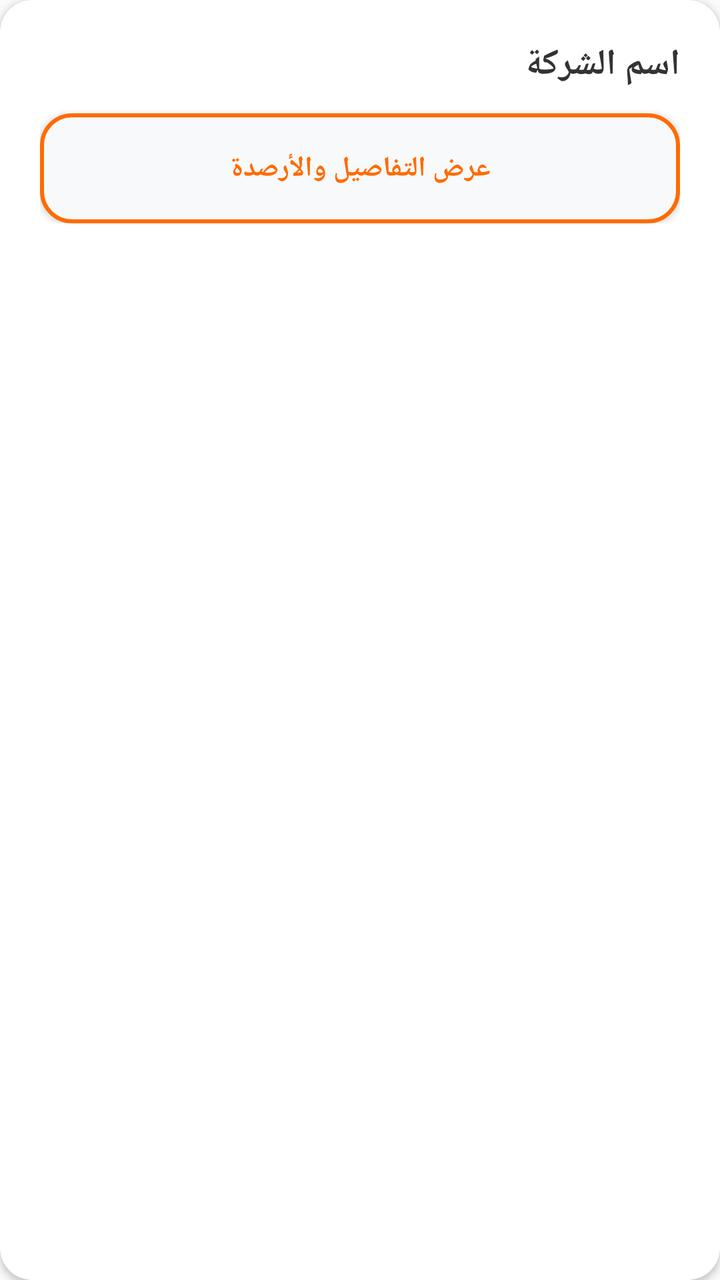
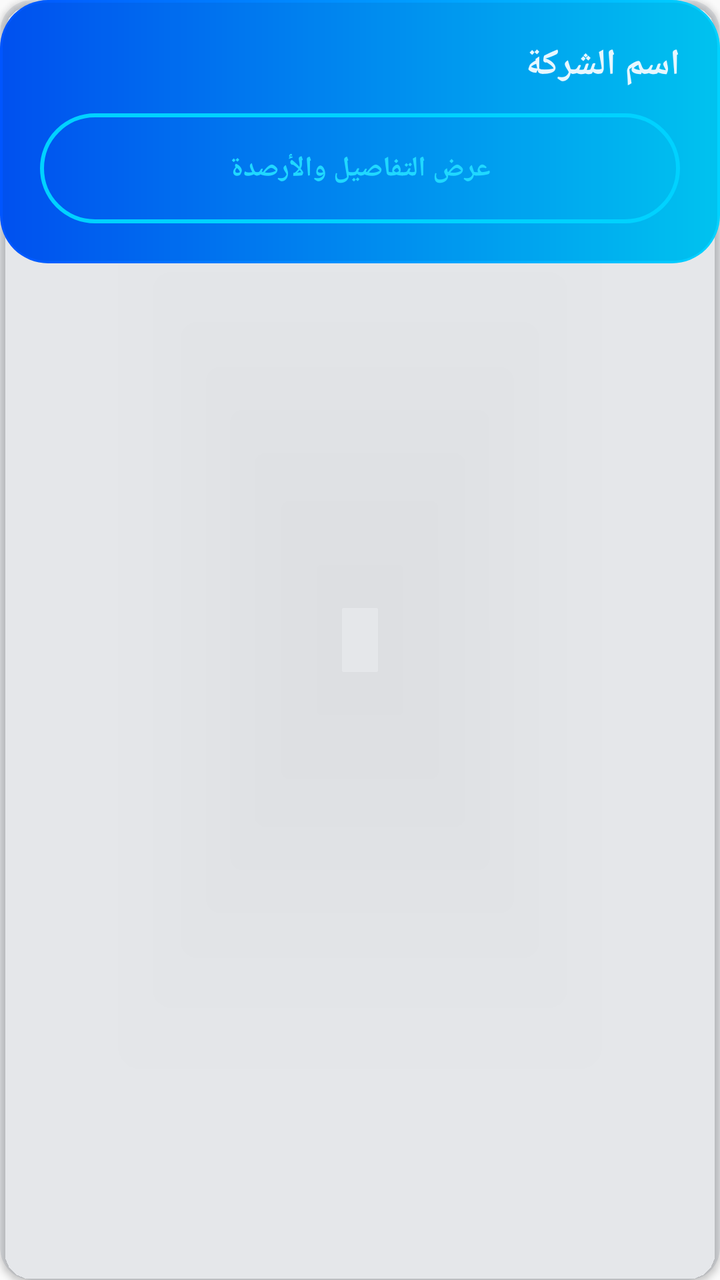

The first picture is an Android layout as it rendered before a commit; the second is the same layout after the commit. The layout source and the unified diff follow.
<!-- AndroidManifest.xml: application theme Theme.TransferApp -->
<!-- res/layout/item_company.xml -->
﻿<?xml version="1.0" encoding="utf-8"?><androidx.cardview.widget.CardView xmlns:android="http://schemas.android.com/apk/res/android" xmlns:app="http://schemas.android.com/apk/res-auto" android:layout_width="match_parent" android:layout_height="wrap_content" android:layout_marginVertical="8dp" android:layout_marginHorizontal="2dp" app:cardCornerRadius="16dp" app:cardElevation="2dp" app:cardBackgroundColor="@color/colorSurface"><LinearLayout android:layout_width="match_parent" android:layout_height="wrap_content" android:orientation="vertical" android:padding="20dp"><TextView android:id="@+id/tv_comp_name" android:layout_width="match_parent" android:layout_height="wrap_content" android:text="اسم الشركة" android:textSize="18sp" android:textStyle="bold" android:textColor="@color/colorTextPrimary" android:layout_marginBottom="12dp"/><androidx.appcompat.widget.AppCompatButton android:id="@+id/btn_comp_toggle" android:layout_width="match_parent" android:layout_height="55dp" android:text="عرض التفاصيل والأرصدة" android:textSize="14sp" android:textStyle="bold" android:background="@drawable/bg_btn_outline" android:textColor="@color/colorPrimary" /><LinearLayout android:id="@+id/layout_comp_details" android:layout_width="match_parent" android:layout_height="wrap_content" android:orientation="vertical" android:visibility="gone" android:layout_marginTop="16dp"><View android:layout_width="match_parent" android:layout_height="1dp" android:background="@color/colorDivider" android:layout_marginBottom="16dp"/><LinearLayout android:layout_width="match_parent" android:layout_height="wrap_content" android:orientation="horizontal" android:weightSum="2" android:layout_marginBottom="16dp"><LinearLayout android:layout_width="0dp" android:layout_weight="1" android:layout_height="wrap_content" android:orientation="vertical" android:gravity="center"><TextView android:layout_width="wrap_content" android:layout_height="wrap_content" android:text="الرصيد المتاح" android:textSize="14sp" android:textColor="@color/colorTextSecondary"/><TextView android:id="@+id/tv_comp_balance" android:layout_width="wrap_content" android:layout_height="wrap_content" android:text="0" android:textSize="18sp" android:textStyle="bold" android:textColor="@color/colorSuccess" android:layout_marginTop="4dp"/></LinearLayout><View android:layout_width="1dp" android:layout_height="match_parent" android:background="@color/colorDivider"/><LinearLayout android:layout_width="0dp" android:layout_weight="1" android:layout_height="wrap_content" android:orientation="vertical" android:gravity="center"><TextView android:layout_width="wrap_content" android:layout_height="wrap_content" android:text="الذمة المالية (لنا/علينا)" android:textSize="14sp" android:textColor="@color/colorTextSecondary"/><TextView android:id="@+id/tv_comp_debt" android:layout_width="wrap_content" android:layout_height="wrap_content" android:text="0" android:textSize="18sp" android:textStyle="bold" android:textColor="@color/colorDanger" android:layout_marginTop="4dp"/></LinearLayout></LinearLayout><androidx.appcompat.widget.AppCompatButton android:id="@+id/btn_comp_charge" android:layout_width="match_parent" android:layout_height="55dp" android:text="شحن رصيد" android:textSize="14sp" android:textStyle="bold" android:background="@drawable/bg_rounded_orange" android:textColor="@color/colorTextOnPrimary" android:layout_marginBottom="12dp"/><androidx.appcompat.widget.AppCompatButton android:id="@+id/btn_comp_pay" android:layout_width="match_parent" android:layout_height="55dp" android:text="تسديد دفعة للشركة" android:textSize="14sp" android:textStyle="bold" android:background="@drawable/bg_btn_outline" android:textColor="@color/colorPrimary" android:layout_marginBottom="12dp"/><androidx.appcompat.widget.AppCompatButton android:id="@+id/btn_comp_report" android:layout_width="match_parent" android:layout_height="55dp" android:text="تقرير المبيعات" android:textSize="14sp" android:textStyle="bold" android:background="@drawable/bg_btn_outline" android:textColor="@color/colorPrimary" /></LinearLayout></LinearLayout></androidx.cardview.widget.CardView>
<!-- resources referenced by this layout -->
<resources>
  <color name="colorDanger">#D32F2F</color>
  <color name="colorDivider">#EEEEEE</color>
  <color name="colorPrimary">#FF6B00</color>
  <color name="colorSuccess">#388E3C</color>
  <color name="colorSurface">#FFFFFF</color>
  <color name="colorTextOnPrimary">#FFFFFF</color>
  <color name="colorTextPrimary">#333333</color>
  <color name="colorTextSecondary">#888888</color>
  <!-- drawable bg_btn_outline (drawable) -->
  ﻿<?xml version="1.0" encoding="utf-8"?><shape xmlns:android="http://schemas.android.com/apk/res/android" android:shape="rectangle"><solid android:color="@color/colorBackground" /><corners android:radius="15dp" /><stroke android:width="2dp" android:color="@color/colorPrimary" /></shape>
  <!-- drawable bg_rounded_orange (drawable) -->
  ﻿<?xml version="1.0" encoding="utf-8"?><shape xmlns:android="http://schemas.android.com/apk/res/android" android:shape="rectangle"><solid android:color="@color/colorPrimary" /><corners android:radius="15dp" /></shape>
  <style name="Theme.TransferApp" parent="Theme.AppCompat.DayNight.NoActionBar">
          <item name="colorPrimary">@color/colorPrimary</item>
          <item name="colorPrimaryDark">@color/colorPrimaryDark</item>
          <item name="colorAccent">@color/cyan</item>
          <item name="colorControlActivated">@color/cyan</item>
          <item name="android:statusBarColor">@color/background</item>
          <item name="android:navigationBarColor">@color/background</item>
          <item name="android:windowLightStatusBar">false</item>
          <item name="android:windowLightNavigationBar">false</item>
      </style>
  <color name="colorBackground">#F8F9FA</color>
  <color name="colorPrimaryDark">#E65100</color>
  <color name="cyan">#20D8FF</color>
  <color name="background">#020D1D</color>
</resources>

<!-- the commit's change to res/layout/item_company.xml (unified diff, before → after) -->
@@ -1 +1,153 @@
-﻿<?xml version="1.0" encoding="utf-8"?><androidx.cardview.widget.CardView xmlns:android="http://schemas.android.com/apk/res/android" xmlns:app="http://schemas.android.com/apk/res-auto" android:layout_width="match_parent" android:layout_height="wrap_content" android:layout_marginVertical="8dp" android:layout_marginHorizontal="2dp" app:cardCornerRadius="16dp" app:cardElevation="2dp" app:cardBackgroundColor="@color/colorSurface"><LinearLayout android:layout_width="match_parent" android:layout_height="wrap_content" android:orientation="vertical" android:padding="20dp"><TextView android:id="@+id/tv_comp_name" android:layout_width="match_parent" android:layout_height="wrap_content" android:text="اسم الشركة" android:textSize="18sp" android:textStyle="bold" android:textColor="@color/colorTextPrimary" android:layout_marginBottom="12dp"/><androidx.appcompat.widget.AppCompatButton android:id="@+id/btn_comp_toggle" android:layout_width="match_parent" android:layout_height="55dp" android:text="عرض التفاصيل والأرصدة" android:textSize="14sp" android:textStyle="bold" android:background="@drawable/bg_btn_outline" android:textColor="@color/colorPrimary" /><LinearLayout android:id="@+id/layout_comp_details" android:layout_width="match_parent" android:layout_height="wrap_content" android:orientation="vertical" android:visibility="gone" android:layout_marginTop="16dp"><View android:layout_width="match_parent" android:layout_height="1dp" android:background="@color/colorDivider" android:layout_marginBottom="16dp"/><LinearLayout android:layout_width="match_parent" android:layout_height="wrap_content" android:orientation="horizontal" android:weightSum="2" android:layout_marginBottom="16dp"><LinearLayout android:layout_width="0dp" android:layout_weight="1" android:layout_height="wrap_content" android:orientation="vertical" android:gravity="center"><TextView android:layout_width="wrap_content" android:layout_height="wrap_content" android:text="الرصيد المتاح" android:textSize="14sp" android:textColor="@color/colorTextSecondary"/><TextView android:id="@+id/tv_comp_balance" android:layout_width="wrap_content" android:layout_height="wrap_content" android:text="0" android:textSize="18sp" android:textStyle="bold" android:textColor="@color/colorSuccess" android:layout_marginTop="4dp"/></LinearLayout><View android:layout_width="1dp" android:layout_height="match_parent" android:background="@color/colorDivider"/><LinearLayout android:layout_width="0dp" android:layout_weight="1" android:layout_height="wrap_content" android:orientation="vertical" android:gravity="center"><TextView android:layout_width="wrap_content" android:layout_height="wrap_content" android:text="الذمة المالية (لنا/علينا)" android:textSize="14sp" android:textColor="@color/colorTextSecondary"/><TextView android:id="@+id/tv_comp_debt" android:layout_width="wrap_content" android:layout_height="wrap_content" android:text="0" android:textSize="18sp" android:textStyle="bold" android:textColor="@color/colorDanger" android:layout_marginTop="4dp"/></LinearLayout></LinearLayout><androidx.appcompat.widget.AppCompatButton android:id="@+id/btn_comp_charge" android:layout_width="match_parent" android:layout_height="55dp" android:text="شحن رصيد" android:textSize="14sp" android:textStyle="bold" android:background="@drawable/bg_rounded_orange" android:textColor="@color/colorTextOnPrimary" android:layout_marginBottom="12dp"/><androidx.appcompat.widget.AppCompatButton android:id="@+id/btn_comp_pay" android:layout_width="match_parent" android:layout_height="55dp" android:text="تسديد دفعة للشركة" android:textSize="14sp" android:textStyle="bold" android:background="@drawable/bg_btn_outline" android:textColor="@color/colorPrimary" android:layout_marginBottom="12dp"/><androidx.appcompat.widget.AppCompatButton android:id="@+id/btn_comp_report" android:layout_width="match_parent" android:layout_height="55dp" android:text="تقرير المبيعات" android:textSize="14sp" android:textStyle="bold" android:background="@drawable/bg_btn_outline" android:textColor="@color/colorPrimary" /></LinearLayout></LinearLayout></androidx.cardview.widget.CardView>
+<?xml version="1.0" encoding="utf-8"?>
+<androidx.cardview.widget.CardView xmlns:android="http://schemas.android.com/apk/res/android"
+    xmlns:app="http://schemas.android.com/apk/res-auto"
+    android:layout_width="match_parent"
+    android:layout_height="wrap_content"
+    android:layout_marginHorizontal="2dp"
+    android:layout_marginVertical="8dp"
+    app:cardBackgroundColor="@color/neon_glass_fill"
+    app:cardCornerRadius="16dp"
+    app:cardElevation="2dp">
+
+    <LinearLayout
+        android:layout_width="match_parent"
+        android:layout_height="wrap_content"
+        android:background="@drawable/bg_neon_glass_card"
+        android:orientation="vertical"
+        android:padding="20dp">
+
+        <TextView
+            android:id="@+id/tv_comp_name"
+            android:layout_width="match_parent"
+            android:layout_height="wrap_content"
+            android:layout_marginBottom="12dp"
+            android:text="اسم الشركة"
+            android:textColor="@color/neon_text"
+            android:textSize="18sp"
+            android:textStyle="bold" />
+
+        <androidx.appcompat.widget.AppCompatButton
+            android:id="@+id/btn_comp_toggle"
+            android:layout_width="match_parent"
+            android:layout_height="55dp"
+            android:background="@drawable/bg_neon_button_outline"
+            android:paddingHorizontal="16dp"
+            android:text="عرض التفاصيل والأرصدة"
+            android:textColor="@color/neon_cyan_bright"
+            android:textSize="14sp"
+            android:textStyle="bold" />
+
+        <LinearLayout
+            android:id="@+id/layout_comp_details"
+            android:layout_width="match_parent"
+            android:layout_height="wrap_content"
+            android:layout_marginTop="16dp"
+            android:orientation="vertical"
+            android:visibility="gone">
+
+            <View
+                android:layout_width="match_parent"
+                android:layout_height="1dp"
+                android:layout_marginBottom="16dp"
+                android:background="@color/colorDivider" />
+
+            <LinearLayout
+                android:layout_width="match_parent"
+                android:layout_height="wrap_content"
+                android:layout_marginBottom="16dp"
+                android:orientation="horizontal"
+                android:weightSum="2">
+
+                <LinearLayout
+                    android:layout_width="0dp"
+                    android:layout_height="wrap_content"
+                    android:layout_weight="1"
+                    android:gravity="center"
+                    android:orientation="vertical">
+
+                    <TextView
+                        android:layout_width="wrap_content"
+                        android:layout_height="wrap_content"
+                        android:text="الرصيد المتاح"
+                        android:textColor="@color/neon_cyan_bright"
+                        android:textSize="14sp" />
+
+                    <TextView
+                        android:id="@+id/tv_comp_balance"
+                        android:layout_width="wrap_content"
+                        android:layout_height="wrap_content"
+                        android:layout_marginTop="4dp"
+                        android:text="0"
+                        android:textColor="@color/colorSuccess"
+                        android:textSize="18sp"
+                        android:textStyle="bold" />
+                </LinearLayout>
+
+                <View
+                    android:layout_width="1dp"
+                    android:layout_height="match_parent"
+                    android:background="@color/colorDivider" />
+
+                <LinearLayout
+                    android:layout_width="0dp"
+                    android:layout_height="wrap_content"
+                    android:layout_weight="1"
+                    android:gravity="center"
+                    android:orientation="vertical">
+
+                    <TextView
+                        android:layout_width="wrap_content"
+                        android:layout_height="wrap_content"
+                        android:text="الذمة المالية (لنا/علينا)"
+                        android:textColor="@color/neon_cyan_bright"
+                        android:textSize="14sp" />
+
+                    <TextView
+                        android:id="@+id/tv_comp_debt"
+                        android:layout_width="wrap_content"
+                        android:layout_height="wrap_content"
+                        android:layout_marginTop="4dp"
+                        android:text="0"
+                        android:textColor="@color/colorDanger"
+                        android:textSize="18sp"
+                        android:textStyle="bold" />
+                </LinearLayout>
+            </LinearLayout>
+
+            <androidx.appcompat.widget.AppCompatButton
+                android:id="@+id/btn_comp_charge"
+                android:layout_width="match_parent"
+                android:layout_height="55dp"
+                android:layout_marginBottom="12dp"
+                android:background="@drawable/bg_neon_button_solid"
+                android:paddingHorizontal="16dp"
+                android:text="شحن رصيد"
+                android:textColor="@color/colorTextOnPrimary"
+                android:textSize="14sp"
+                android:textStyle="bold" />
+
+            <androidx.appcompat.widget.AppCompatButton
+                android:id="@+id/btn_comp_pay"
+                android:layout_width="match_parent"
+                android:layout_height="55dp"
+                android:layout_marginBottom="12dp"
+                android:background="@drawable/bg_neon_button_outline"
+                android:paddingHorizontal="16dp"
+                android:text="تسديد دفعة للشركة"
+                android:textColor="@color/neon_cyan_bright"
+                android:textSize="14sp"
+                android:textStyle="bold" />
+
+            <androidx.appcompat.widget.AppCompatButton
+                android:id="@+id/btn_comp_report"
+                android:layout_width="match_parent"
+                android:layout_height="55dp"
+                android:background="@drawable/bg_neon_button_outline"
+                android:paddingHorizontal="16dp"
+                android:text="تقرير المبيعات"
+                android:textColor="@color/neon_cyan_bright"
+                android:textSize="14sp"
+                android:textStyle="bold" />
+        </LinearLayout>
+    </LinearLayout>
+</androidx.cardview.widget.CardView>
<!-- resource entries referenced after the edit -->
@@ -4,14 +4,56 @@
   <color name="colorDivider">#EEEEEE</color>
   <color name="colorPrimary">#FF6B00</color>
   <color name="colorSuccess">#388E3C</color>
-  <color name="colorSurface">#FFFFFF</color>
   <color name="colorTextOnPrimary">#FFFFFF</color>
-  <color name="colorTextPrimary">#333333</color>
-  <color name="colorTextSecondary">#888888</color>
-  <!-- drawable bg_btn_outline (drawable) -->
-  ﻿<?xml version="1.0" encoding="utf-8"?><shape xmlns:android="http://schemas.android.com/apk/res/android" android:shape="rectangle"><solid android:color="@color/colorBackground" /><corners android:radius="15dp" /><stroke android:width="2dp" android:color="@color/colorPrimary" /></shape>
-  <!-- drawable bg_rounded_orange (drawable) -->
-  ﻿<?xml version="1.0" encoding="utf-8"?><shape xmlns:android="http://schemas.android.com/apk/res/android" android:shape="rectangle"><solid android:color="@color/colorPrimary" /><corners android:radius="15dp" /></shape>
+  <color name="neon_cyan_bright">#20D8FF</color>
+  <color name="neon_glass_fill">#15002244</color>
+  <color name="neon_text">#E6F7FF</color>
+  <!-- drawable bg_neon_button_outline (drawable) -->
+  <?xml version="1.0" encoding="utf-8"?>
+  <shape xmlns:android="http://schemas.android.com/apk/res/android" android:shape="rectangle">
+      <solid android:color="@android:color/transparent" />
+      <corners android:radius="30dp" />
+      <stroke
+          android:width="2dp"
+          android:color="@color/neon_cyan" />
+  </shape>
+  <!-- drawable bg_neon_button_solid (drawable) -->
+  <?xml version="1.0" encoding="utf-8"?>
+  <shape xmlns:android="http://schemas.android.com/apk/res/android" android:shape="rectangle">
+      <gradient
+          android:angle="0"
+          android:startColor="@color/neon_blue"
+          android:endColor="@color/neon_cyan" />
+      <corners android:radius="30dp" />
+      <stroke
+          android:width="1dp"
+          android:color="@color/neon_cyan" />
+  </shape>
+  <!-- drawable bg_neon_glass_card (drawable) -->
+  <?xml version="1.0" encoding="utf-8"?>
+  <layer-list xmlns:android="http://schemas.android.com/apk/res/android">
+      <item android:left="2dp" android:top="5dp" android:right="2dp" android:bottom="0dp">
+          <shape android:shape="rectangle">
+              <solid android:color="@color/neon_card_shadow" />
+              <corners android:radius="24dp" />
+          </shape>
+      </item>
+      <item>
+          <shape android:shape="rectangle">
+              <gradient
+                  android:angle="0"
+                  android:startColor="@color/neon_blue"
+                  android:endColor="@color/neon_cyan" />
+              <corners android:radius="24dp" />
+          </shape>
+      </item>
+      <item android:left="1.5dp" android:top="1.5dp" android:right="1.5dp" android:bottom="1.5dp">
+          <shape android:shape="rectangle">
+              <solid android:color="@color/neon_glass_fill" />
+              <corners android:radius="22dp" />
+          </shape>
+      </item>
+  </layer-list>
   <style name="Theme.TransferApp" parent="Theme.AppCompat.DayNight.NoActionBar">
           <item name="colorPrimary">@color/colorPrimary</item>
           <item name="colorPrimaryDark">@color/colorPrimaryDark</item>
@@ -22,7 +64,9 @@
           <item name="android:windowLightStatusBar">false</item>
           <item name="android:windowLightNavigationBar">false</item>
       </style>
-  <color name="colorBackground">#F8F9FA</color>
+  <color name="neon_cyan">#00D2FF</color>
+  <color name="neon_blue">#0055FF</color>
+  <color name="neon_card_shadow">#0A0055FF</color>
   <color name="colorPrimaryDark">#E65100</color>
   <color name="cyan">#20D8FF</color>
   <color name="background">#020D1D</color>
